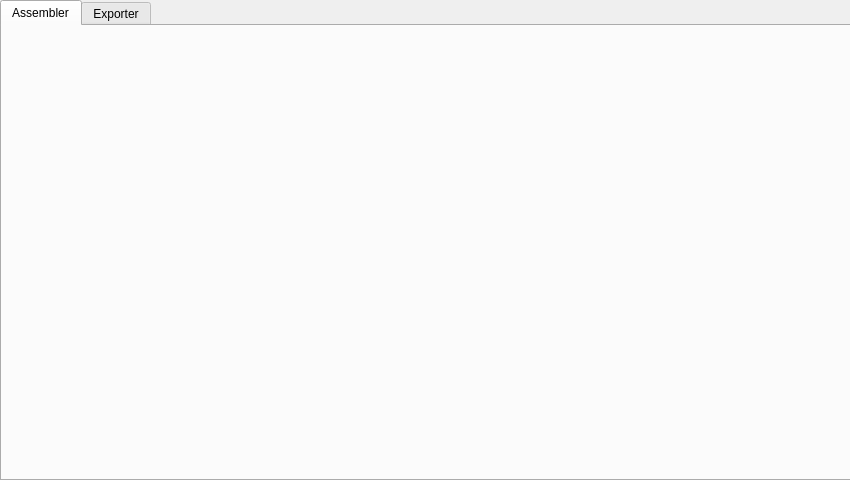
Old version of the form Gui/Gui/tron3kgui.ui in the repository Svegarn/Tron3k_Exporter.
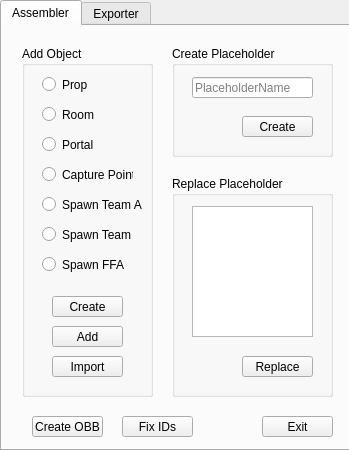
New version of the form. The open tabs and pages were chosen to show the change.

```diff
--- a/Gui/Gui/tron3kgui.ui
+++ b/Gui/Gui/tron3kgui.ui
@@ -6,8 +6,8 @@
    <rect>
     <x>0</x>
     <y>0</y>
-    <width>850</width>
-    <height>480</height>
+    <width>349</width>
+    <height>450</height>
    </rect>
   </property>
   <property name="windowTitle">
@@ -18,8 +18,8 @@
     <rect>
      <x>0</x>
      <y>0</y>
-     <width>851</width>
-     <height>481</height>
+     <width>351</width>
+     <height>451</height>
     </rect>
    </property>
    <property name="currentIndex">
@@ -29,6 +29,302 @@
     <attribute name="title">
      <string>Assembler</string>
     </attribute>
+    <widget class="QPushButton" name="buttonExit2">
+     <property name="geometry">
+      <rect>
+       <x>260</x>
+       <y>390</y>
+       <width>71</width>
+       <height>21</height>
+      </rect>
+     </property>
+     <property name="text">
+      <string>Exit</string>
+     </property>
+    </widget>
+    <widget class="QGroupBox" name="groupBox_3">
+     <property name="geometry">
+      <rect>
+       <x>20</x>
+       <y>20</y>
+       <width>131</width>
+       <height>351</height>
+      </rect>
+     </property>
+     <property name="title">
+      <string>Add Object</string>
+     </property>
+     <widget class="QPushButton" name="buttonCreateObject">
+      <property name="geometry">
+       <rect>
+        <x>30</x>
+        <y>250</y>
+        <width>71</width>
+        <height>21</height>
+       </rect>
+      </property>
+      <property name="toolTip">
+       <string>Create new object.</string>
+      </property>
+      <property name="text">
+       <string>Create</string>
+      </property>
+     </widget>
+     <widget class="QRadioButton" name="addRoom">
+      <property name="geometry">
+       <rect>
+        <x>20</x>
+        <y>60</y>
+        <width>82</width>
+        <height>17</height>
+       </rect>
+      </property>
+      <property name="text">
+       <string>Room</string>
+      </property>
+      <attribute name="buttonGroup">
+       <string notr="true">addObjectGrp</string>
+      </attribute>
+     </widget>
+     <widget class="QRadioButton" name="addPortal">
+      <property name="geometry">
+       <rect>
+        <x>20</x>
+        <y>90</y>
+        <width>82</width>
+        <height>17</height>
+       </rect>
+      </property>
+      <property name="text">
+       <string>Portal</string>
+      </property>
+      <attribute name="buttonGroup">
+       <string notr="true">addObjectGrp</string>
+      </attribute>
+     </widget>
+     <widget class="QRadioButton" name="addProp">
+      <property name="geometry">
+       <rect>
+        <x>20</x>
+        <y>30</y>
+        <width>82</width>
+        <height>17</height>
+       </rect>
+      </property>
+      <property name="text">
+       <string>Prop</string>
+      </property>
+      <attribute name="buttonGroup">
+       <string notr="true">addObjectGrp</string>
+      </attribute>
+     </widget>
+     <widget class="QRadioButton" name="addCapturePoint">
+      <property name="geometry">
+       <rect>
+        <x>20</x>
+        <y>120</y>
+        <width>91</width>
+        <height>17</height>
+       </rect>
+      </property>
+      <property name="text">
+       <string>Capture Point</string>
+      </property>
+      <attribute name="buttonGroup">
+       <string notr="true">addObjectGrp</string>
+      </attribute>
+     </widget>
+     <widget class="QRadioButton" name="addSpawnFFA">
+      <property name="geometry">
+       <rect>
+        <x>20</x>
+        <y>210</y>
+        <width>82</width>
+        <height>17</height>
+       </rect>
+      </property>
+      <property name="text">
+       <string>Spawn FFA</string>
+      </property>
+      <attribute name="buttonGroup">
+       <string notr="true">addObjectGrp</string>
+      </attribute>
+     </widget>
+     <widget class="QRadioButton" name="addSpawnB">
+      <property name="geometry">
+       <rect>
+        <x>20</x>
+        <y>180</y>
+        <width>91</width>
+        <height>17</height>
+       </rect>
+      </property>
+      <property name="text">
+       <string>Spawn Team B</string>
+      </property>
+      <attribute name="buttonGroup">
+       <string notr="true">addObjectGrp</string>
+      </attribute>
+     </widget>
+     <widget class="QRadioButton" name="addSpawnA">
+      <property name="geometry">
+       <rect>
+        <x>20</x>
+        <y>150</y>
+        <width>101</width>
+        <height>17</height>
+       </rect>
+      </property>
+      <property name="text">
+       <string>Spawn Team A</string>
+      </property>
+      <attribute name="buttonGroup">
+       <string notr="true">addObjectGrp</string>
+      </attribute>
+     </widget>
+     <widget class="QPushButton" name="buttonAddObject">
+      <property name="geometry">
+       <rect>
+        <x>30</x>
+        <y>280</y>
+        <width>71</width>
+        <height>21</height>
+       </rect>
+      </property>
+      <property name="toolTip">
+       <string>&lt;html&gt;&lt;head/&gt;&lt;body&gt;&lt;p&gt;Add object-type attributes to the selected object.&lt;/p&gt;&lt;/body&gt;&lt;/html&gt;</string>
+      </property>
+      <property name="text">
+       <string>Add</string>
+      </property>
+     </widget>
+     <widget class="QPushButton" name="buttonImportObject">
+      <property name="geometry">
+       <rect>
+        <x>30</x>
+        <y>310</y>
+        <width>71</width>
+        <height>21</height>
+       </rect>
+      </property>
+      <property name="toolTip">
+       <string>&lt;html&gt;&lt;head/&gt;&lt;body&gt;&lt;p&gt;Import object and assign object-attributes.&lt;/p&gt;&lt;/body&gt;&lt;/html&gt;</string>
+      </property>
+      <property name="text">
+       <string>Import</string>
+      </property>
+     </widget>
+    </widget>
+    <widget class="QGroupBox" name="groupBox_4">
+     <property name="geometry">
+      <rect>
+       <x>170</x>
+       <y>20</y>
+       <width>161</width>
+       <height>111</height>
+      </rect>
+     </property>
+     <property name="title">
+      <string>Create Placeholder</string>
+     </property>
+     <widget class="QPushButton" name="buttonCreatePh">
+      <property name="geometry">
+       <rect>
+        <x>70</x>
+        <y>70</y>
+        <width>71</width>
+        <height>21</height>
+       </rect>
+      </property>
+      <property name="text">
+       <string>Create</string>
+      </property>
+     </widget>
+     <widget class="QLineEdit" name="lineEdit">
+      <property name="geometry">
+       <rect>
+        <x>20</x>
+        <y>31</y>
+        <width>121</width>
+        <height>21</height>
+       </rect>
+      </property>
+      <property name="inputMask">
+       <string/>
+      </property>
+      <property name="text">
+       <string/>
+      </property>
+      <property name="maxLength">
+       <number>30</number>
+      </property>
+      <property name="placeholderText">
+       <string>PlaceholderName</string>
+      </property>
+     </widget>
+    </widget>
+    <widget class="QPushButton" name="fixButton">
+     <property name="geometry">
+      <rect>
+       <x>120</x>
+       <y>390</y>
+       <width>71</width>
+       <height>21</height>
+      </rect>
+     </property>
+     <property name="text">
+      <string>Fix IDs</string>
+     </property>
+    </widget>
+    <widget class="QPushButton" name="buttonCreateOBB">
+     <property name="geometry">
+      <rect>
+       <x>30</x>
+       <y>390</y>
+       <width>71</width>
+       <height>21</height>
+      </rect>
+     </property>
+     <property name="text">
+      <string>Create OBB</string>
+     </property>
+    </widget>
+    <widget class="QGroupBox" name="groupBox_5">
+     <property name="geometry">
+      <rect>
+       <x>170</x>
+       <y>150</y>
+       <width>161</width>
+       <height>221</height>
+      </rect>
+     </property>
+     <property name="title">
+      <string>Replace Placeholder</string>
+     </property>
+     <widget class="QPushButton" name="buttonReplacePh">
+      <property name="geometry">
+       <rect>
+        <x>70</x>
+        <y>180</y>
+        <width>71</width>
+        <height>21</height>
+       </rect>
+      </property>
+      <property name="text">
+       <string>Replace</string>
+      </property>
+     </widget>
+     <widget class="QListWidget" name="listWidget">
+      <property name="geometry">
+       <rect>
+        <x>20</x>
+        <y>30</y>
+        <width>121</width>
+        <height>131</height>
+       </rect>
+      </property>
+     </widget>
+    </widget>
    </widget>
    <widget class="QWidget" name="Exporter">
     <attribute name="title">
```
Left out of the diff: 59 changed lines with no effect on the pictures.
